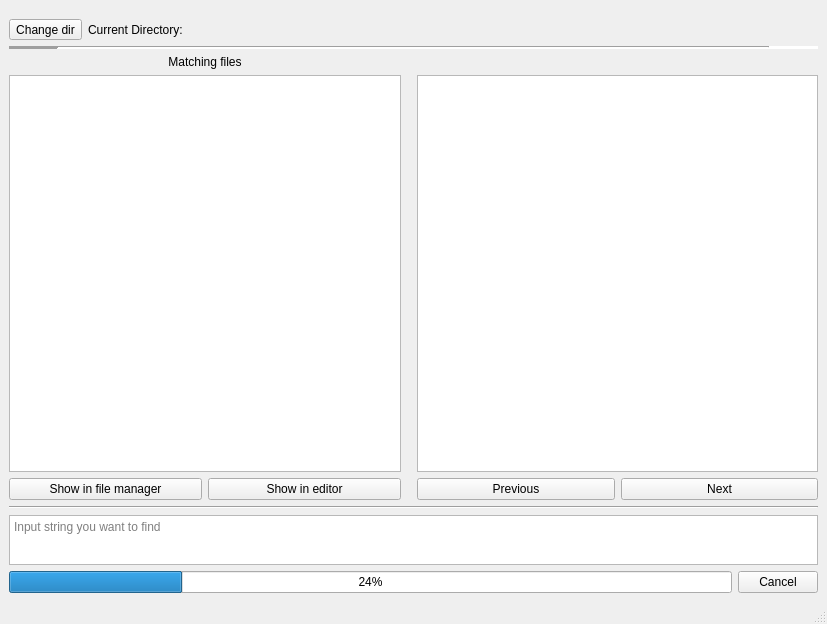
First picture: the form in HW06/src/mainwindow.ui, repository knisht/cpp-course-2018, before the edit.
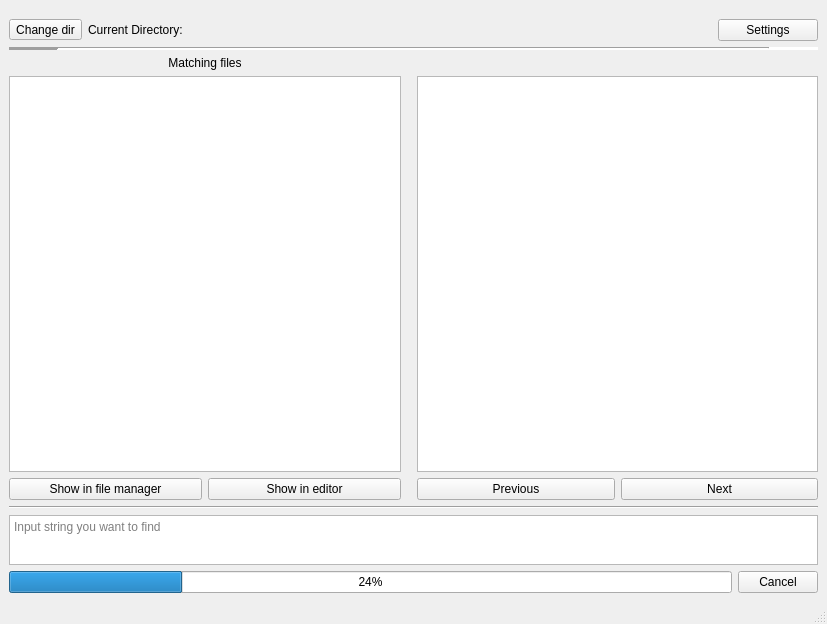
Second picture: the form after the edit. Custom widgets are drawn as their Qt base class.

Commit message: add settings (cool feature)

What changed in the file:
```diff
--- a/HW06/src/mainwindow.ui
+++ b/HW06/src/mainwindow.ui
@@ -51,6 +51,19 @@
           </property>
          </widget>
         </item>
+        <item>
+         <widget class="QPushButton" name="settingsButton">
+          <property name="maximumSize">
+           <size>
+            <width>100</width>
+            <height>16777215</height>
+           </size>
+          </property>
+          <property name="text">
+           <string>Settings</string>
+          </property>
+         </widget>
+        </item>
        </layout>
       </item>
       <item>
```
The commit also changes 8 other files.
